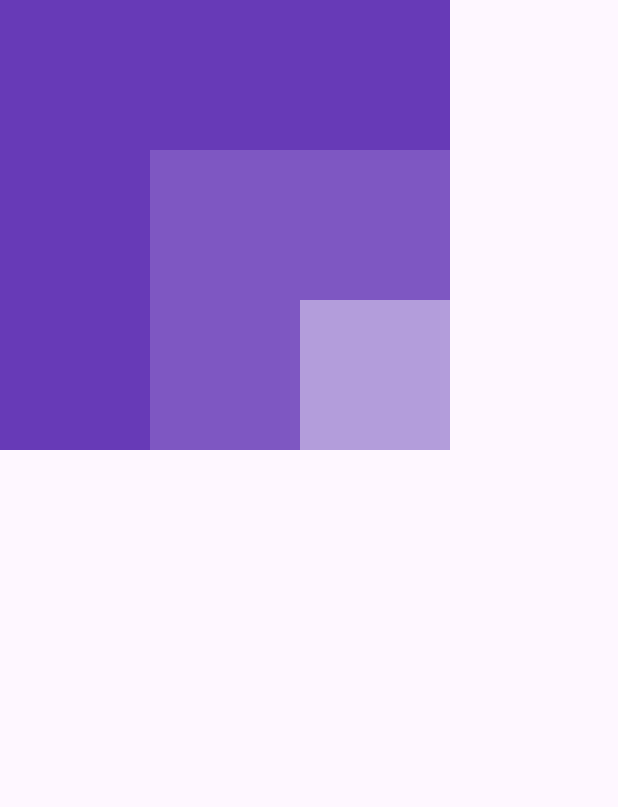
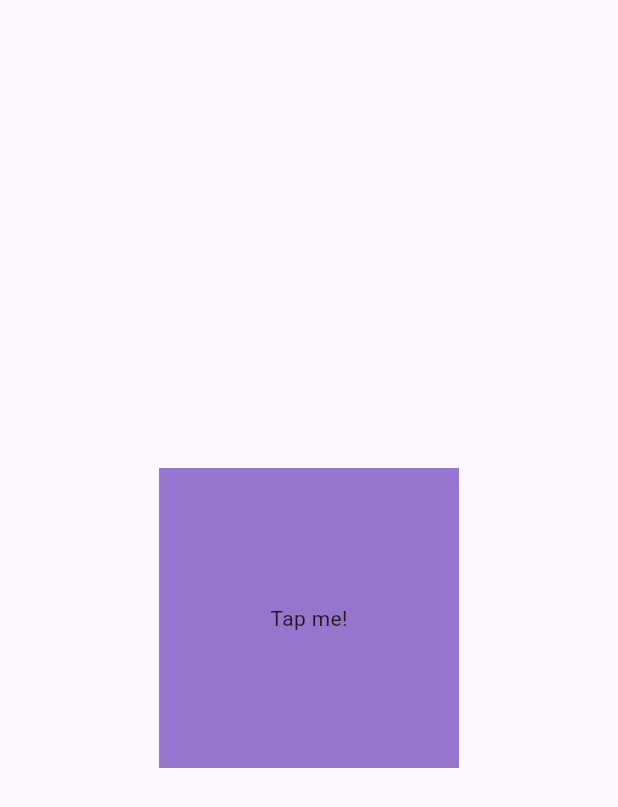
Before and after one commit to itstalalsalman/flutter_app_first, a Flutter app: the screen it shows after launch, on a phone screen of 412 x 824 dp. Shown: the top 807 px of the screen. Run offline on Flutter 3.47's test engine with Material 3 defaults, Android fonts, the phone set to English and light mode, and no system bars.

Commit message:
Gesture Detector Implementation

```diff
--- a/lib/main.dart
+++ b/lib/main.dart
@@ -13,27 +13,20 @@ class MyApp extends StatelessWidget {
     return MaterialApp(
       debugShowCheckedModeBanner: false,
       home: Scaffold(
-        body: Stack(
-          alignment: Alignment.bottomRight,
-          children: [
-          Container(
-            height: 300,
-            width: 300,
-            color: Colors.deepPurple,
+        body: Center(
+          child: GestureDetector(
+            onTap: () {
+              print("User Tapped");
+            },
+            child: Container(
+              height: 200,
+              width: 200,
+              color: Colors.deepPurple[300],
+              child: Center(child: Text("Tap me!")),
+            ),
           ),
-          Container(
-            height: 200,
-            width: 200,
-            color: Colors.deepPurple[400],
-          ),
-          Container(
-            height: 100,
-            width: 100,
-            color: Colors.deepPurple[200],
-          ),
-
-        ],)
         ),
-      );
+      ),
+    );
   }
 }
```
